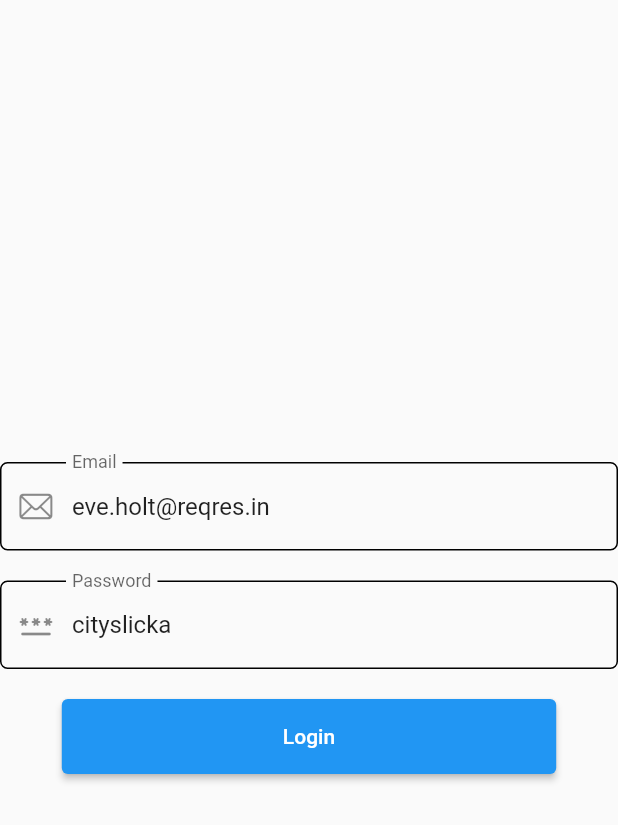
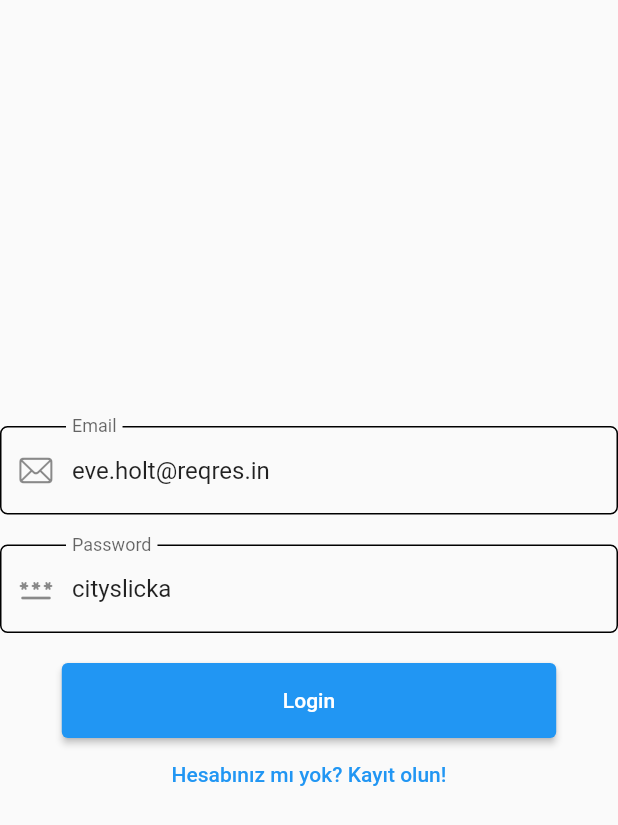
Before and after one commit to erenincesu10/flutter_restapi, a Flutter app: the LoginPage screen opened directly, after a tap on "Login", on a phone screen of 412 x 824 dp. Shown: the top 825 px of the screen. Run offline on Flutter 3.47's test engine with Material 2 defaults, Android fonts, the phone set to English and light mode, and no system bars; missing offline and left inert: flutter_model, model_dart; accounts and stored records are empty; statements that could not run were skipped.

Commit message:
updates done

```diff
--- /dev/null
+++ b/flutter_restapi/lib/constants/service_constants.dart
@@ -0,0 +1,3 @@
+const String _baseUrl = "https://reqres.in/api/";
+
+Uri getUrl(String endpoint) => Uri.parse(_baseUrl + endpoint);
--- a/flutter_restapi/lib/pages/login/login.dart
+++ b/flutter_restapi/lib/pages/login/login.dart
@@ -1,11 +1,10 @@
-
 import 'package:flutter/cupertino.dart';
 import 'package:flutter/material.dart';
 import 'package:flutter/src/widgets/framework.dart';
 import 'package:flutter/src/widgets/placeholder.dart';
 import 'package:flutter_restapi/view_models/login_view_model.dart';
-import 'package:flutter_restapi/view_models/profile_view_model.dart';
 import 'package:provider/provider.dart';
+import 'dart:ui';
 
 class LoginPage extends StatefulWidget {
   const LoginPage({super.key});
@@ -22,28 +21,54 @@ class _LoginPageState extends State<LoginPage> {
         child: Column(
           mainAxisAlignment: MainAxisAlignment.center,
           children: [
-            TextField(controller: context.watch<LoginViewModel>().usernameController,
+            TextField(
+              controller: context.watch<LoginViewModel>().usernameController,
               decoration: InputDecoration(
                   prefixIcon: Icon(CupertinoIcons.mail),
                   labelText: "Email",
                   enabledBorder: OutlineInputBorder(
-              borderRadius: BorderRadius.circular(5)
-            )),),
-            SizedBox(height: 20,),
+                      borderRadius: BorderRadius.circular(5))),
+            ),
+            SizedBox(
+              height: 20,
+            ),
             TextField(
               controller: context.watch<LoginViewModel>().passwordController,
               decoration: InputDecoration(
                   enabledBorder: OutlineInputBorder(
-                  borderRadius: BorderRadius.circular(5)
+                      borderRadius: BorderRadius.circular(5)),
+                  labelText: "Password",
+                  prefixIcon: Icon(Icons.password_rounded)),
             ),
-                labelText: "Password",prefixIcon: Icon(Icons.password_rounded)),),
-            SizedBox(height: 20,),
-            ElevatedButton(onPressed: (){
-              context.read<LoginViewModel>().login();
-            }, child: Text("Login"),style: ElevatedButton.styleFrom(
+            SizedBox(
+              height: 20,
+            ),
+            ElevatedButton(
+              onPressed: () async {
+                bool result = await context.read<LoginViewModel>().login();
+                if (result) {
+                  Navigator.pushReplacement(context,
+                      MaterialPageRoute(builder: (context) => HomePage()));
+
+                  ScaffoldMessenger.of(context)
+                      .showSnackBar(SnackBar(content: Text("Giriş Yapıldı!")));
+                } else {
+                  ScaffoldMessenger.of(context).showSnackBar(
+                      SnackBar(content: Text("Giriş Yapılamadı!")));
+                }
+              },
+              child: Text("Login"),
+              style: ElevatedButton.styleFrom(
                   backgroundColor: Colors.blue,
-              minimumSize: Size(MediaQuery.of(context).size.width*0.8, 50)
-            ),)
+                  minimumSize:
+                      Size(MediaQuery.of(context).size.width * 0.8, 50)),
+            ),
+            TextButton(
+                onPressed: () {
+                  Navigator.push(context,
+                      MaterialPageRoute(builder: (context) => RegisterPage()));
+                },
+                child: Text("Hesabınız mı yok? Kayıt olun!"))
           ],
         ),
       ),
--- a/flutter_restapi/lib/pages/profile/profile.dart
+++ b/flutter_restapi/lib/pages/profile/profile.dart
@@ -2,7 +2,7 @@
 import 'package:flutter/material.dart';
 import 'package:flutter/src/widgets/framework.dart';
 import 'package:flutter/src/widgets/placeholder.dart';
-import 'package:flutter_restapi/view_models/profile_view_model.dart';
+import 'package:model_dart/view_models/profile_view_model.dart';
 import 'package:provider/provider.dart';
 
 import '../../models/user_model.dart';
--- /dev/null
+++ b/flutter_restapi/lib/services/response_model.dart
@@ -0,0 +1,13 @@
+// ignore_for_file: public_member_api_docs, sort_constructors_first
+class ResponseModel {
+  int statusCode;
+
+  String? errorMessage;
+  Map<String, dynamic>? data;
+  ResponseModel({
+    required this.statusCode,
+    this.errorMessage,
+    this.data,
+  });
+  bool get success => statusCode >= 200 && statusCode < 300;
+}
--- a/flutter_restapi/lib/view_models/login_view_model.dart
+++ b/flutter_restapi/lib/view_models/login_view_model.dart
@@ -1,31 +1,33 @@
 import 'dart:convert';
 
 import 'package:flutter/material.dart';
+import 'package:flutter_restapi/services/response_model.dart';
+import 'package:flutter_restapi/services/services.dart';
 import 'package:http/http.dart' as http;
 
-class LoginViewModel extends ChangeNotifier{
-  TextEditingController usernameController = TextEditingController(text: "eve.holt@reqres.in");
-  TextEditingController passwordController = TextEditingController(text: "cityslicka");
 
-  Future login() async{
+//eve.holt@reqres.in
+//cityslicka
+
+class LoginViewModel extends ChangeNotifier {
+  TextEditingController usernameController =
+      TextEditingController(text: "eve.holt@reqres.in");
+  TextEditingController passwordController =
+      TextEditingController(text: "cityslicka");
+  bool girisOnaylandi = false;
+
+  Services services = Services();
+
+  Future<bool> login() async {
     var body = {
-      "email" : usernameController.text,
-      "password" : passwordController.text,
+      "email": usernameController.text,
+      "password": passwordController.text,
     };
     print(body);
 
-    http.Response response = await http.post(Uri.parse("https://reqres.in/api/login"),
-    body: json.encode(body),
-    //body : body,
-    headers: {"Content-Type" : "application/json"},);
-    if(response.statusCode >= 200 && response.statusCode < 300)
-    {
-      print(response.statusCode.toString());
-      print(response.body);
-    }
-
+    ResponseModel response = await services.login(body);
+    if (response.success) {}
+    girisOnaylandi = response.success;
+    return response.success;
   }
-
-
-
 }
```
Also changed, not shown: flutter_restapi/lib/main.dart (+10 -12 lines), flutter_restapi/lib/pages/home/home.dart (+56 -25 lines), flutter_restapi/lib/pages/register/register.dart (added, +58 -0 lines), flutter_restapi/lib/services/services.dart (added, +41 -0 lines), flutter_restapi/lib/view_models/profile_view_model.dart (+34 -17 lines), flutter_restapi/lib/view_models/register_view_model.dart (added, +20 -0 lines). Lines whose indentation alone changed are shown as unchanged.
